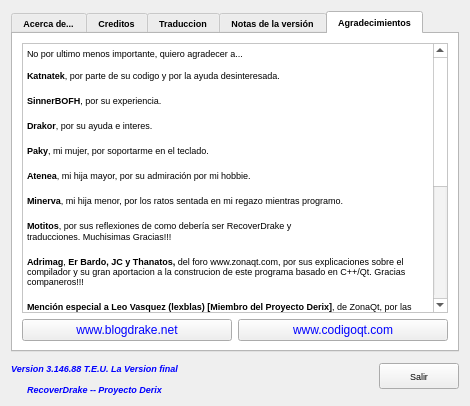
kapyderi/recoverdrake-v3, file notas.ui: the form before one commit.
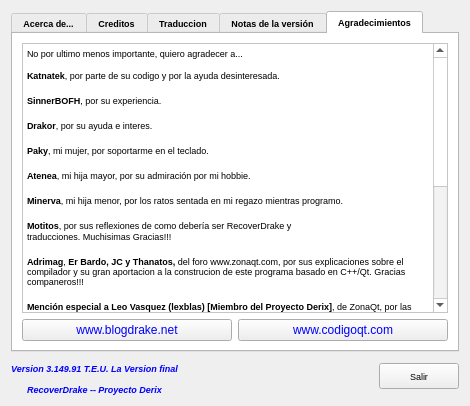
The form after the commit. Icons and pictures are not drawn.

The edit to the form file:
```diff
--- a/notas.ui
+++ b/notas.ui
@@ -83,7 +83,7 @@
 color: rgb(0, 0, 255);</string>
      </property>
      <property name="text">
-      <string>Version 3.146.88 T.E.U. La Version final</string>
+      <string>Version 3.149.91 T.E.U. La Version final</string>
      </property>
      <property name="alignment">
       <set>Qt::AlignCenter</set>
```
